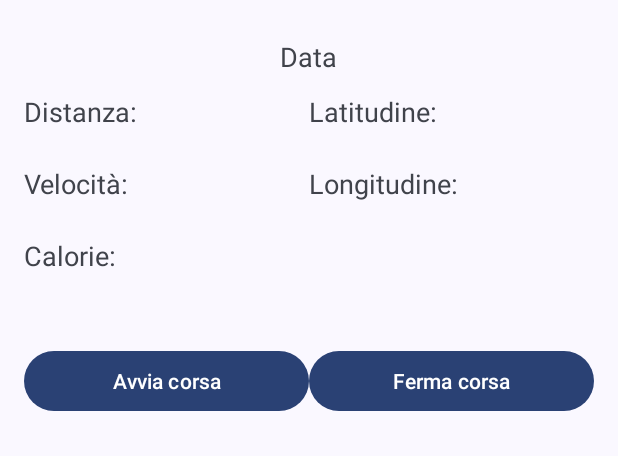
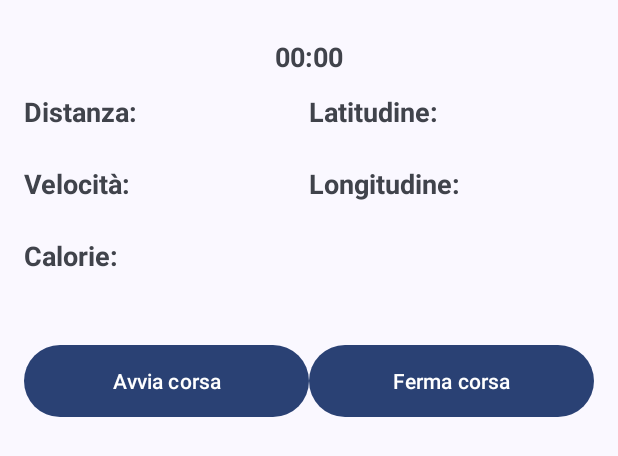
Before and after one commit to SimonReese/StepByStep, an Android app: the layout large_view_layout.xml on its own in the app's theme, with its tools: preview values and no code run, on a phone screen of 412 x 824 dp. Shown: the top 456 px of the screen. Run offline under Robolectric (Android 15) with nearby library versions, the phone set to English and light mode, and no system bars.

Commit message:
Impostato testi in grassetto e colore dei bottoni come nella pagina Run dell'applicazione

```diff
--- a/app/src/main/res/layout/large_view_layout.xml
+++ b/app/src/main/res/layout/large_view_layout.xml
@@ -11,7 +11,8 @@ android:theme="@style/Theme.Material3.DynamicColors.DayNight">
     android:layout_height="wrap_content"
     android:layout_centerHorizontal="true"
     android:layout_marginTop="25dp"
-    android:text="Data"
+    android:text="00:00"
+    android:textStyle="bold"
     android:textSize="18sp" />
 
 <LinearLayout
@@ -25,6 +26,7 @@ android:theme="@style/Theme.Material3.DynamicColors.DayNight">
     android:layout_marginEnd="16dp"
     android:orientation="horizontal">
 
+
     <LinearLayout
         android:layout_width="0dp"
         android:layout_height="wrap_content"
@@ -37,6 +39,7 @@ android:theme="@style/Theme.Material3.DynamicColors.DayNight">
             android:layout_width="wrap_content"
             android:layout_height="wrap_content"
             android:text="Distanza: "
+            android:textStyle="bold"
             android:textSize="18sp" />
 
         <TextView
@@ -52,6 +55,7 @@ android:theme="@style/Theme.Material3.DynamicColors.DayNight">
             android:layout_height="wrap_content"
             android:layout_marginTop="2dp"
             android:text="Velocità: "
+            android:textStyle="bold"
             android:textSize="18sp" />
 
         <TextView
@@ -67,6 +71,7 @@ android:theme="@style/Theme.Material3.DynamicColors.DayNight">
             android:layout_height="wrap_content"
             android:layout_marginTop="2dp"
             android:text="Calorie: "
+            android:textStyle="bold"
             android:textSize="18sp" />
 
         <TextView
@@ -89,6 +94,7 @@ android:theme="@style/Theme.Material3.DynamicColors.DayNight">
             android:layout_width="wrap_content"
             android:layout_height="wrap_content"
             android:text="Latitudine:"
+            android:textStyle="bold"
             android:textSize="18sp" />
 
         <TextView
@@ -104,6 +110,7 @@ android:theme="@style/Theme.Material3.DynamicColors.DayNight">
             android:layout_height="wrap_content"
             android:layout_marginTop="2dp"
             android:text="Longitudine:"
+            android:textStyle="bold"
             android:textSize="18sp" />
 
         <TextView
@@ -134,7 +141,7 @@ android:theme="@style/Theme.Material3.DynamicColors.DayNight">
             android:layout_width="match_parent"
             android:layout_height="wrap_content"
             android:layout_weight="1"
-
+            android:background="@drawable/rounded_corners"
             android:text="@string/run_fragment_start_button_label" />
 
         <Button
@@ -142,12 +149,15 @@ android:theme="@style/Theme.Material3.DynamicColors.DayNight">
             android:layout_width="match_parent"
             android:layout_height="wrap_content"
             android:layout_weight="1"
-
+            android:background="@drawable/rounded_corners"
             android:text="Ferma corsa" />
 
 
         <!-- Add StackView -->
 
+
     </LinearLayout>
 
+
+
 </RelativeLayout>
--- a/app/src/main/res/layout/small_view_layout.xml
+++ b/app/src/main/res/layout/small_view_layout.xml
@@ -11,7 +11,8 @@
         android:layout_width="match_parent"
         android:layout_height="wrap_content"
         android:layout_marginTop="15dp"
-        android:text="Data"
+        android:text="00:00"
+        android:textStyle="bold"
         android:textAlignment="center"
         android:textSize="18sp" />
 
@@ -29,7 +30,7 @@
             android:layout_width="match_parent"
             android:layout_height="wrap_content"
             android:layout_weight="1"
-
+            android:background="@drawable/rounded_corners"
             android:text="@string/run_fragment_start_button_label" />
 
         <Button
@@ -38,6 +39,7 @@
             android:layout_height="wrap_content"
             android:layout_weight="1"
             android:layout_marginTop="8dp"
+            android:background="@drawable/rounded_corners"
             android:text="Ferma corsa" />
 
 
```
Also changed, not shown: app/src/main/res/layout/long_view_layout.xml (+6 -2 lines), app/src/main/res/layout/medium_view_layout.xml (+6 -3 lines).
